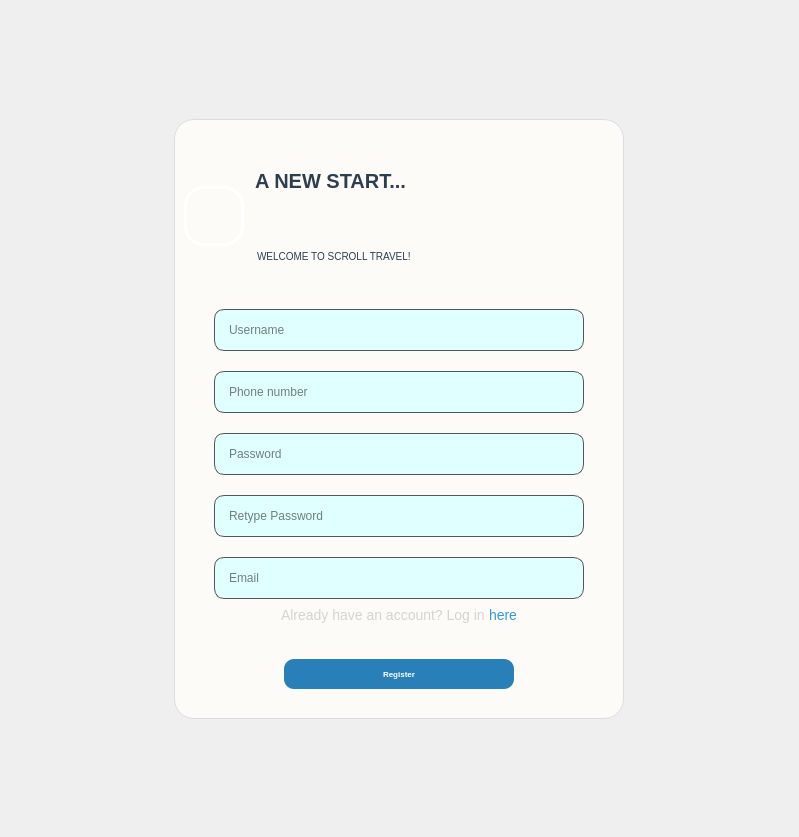
dhqkhanh2430/ScrollTravel-PROJECT, file MAIN PROJECT/BACKENDWORK/registerPage.ui: the form before one commit.
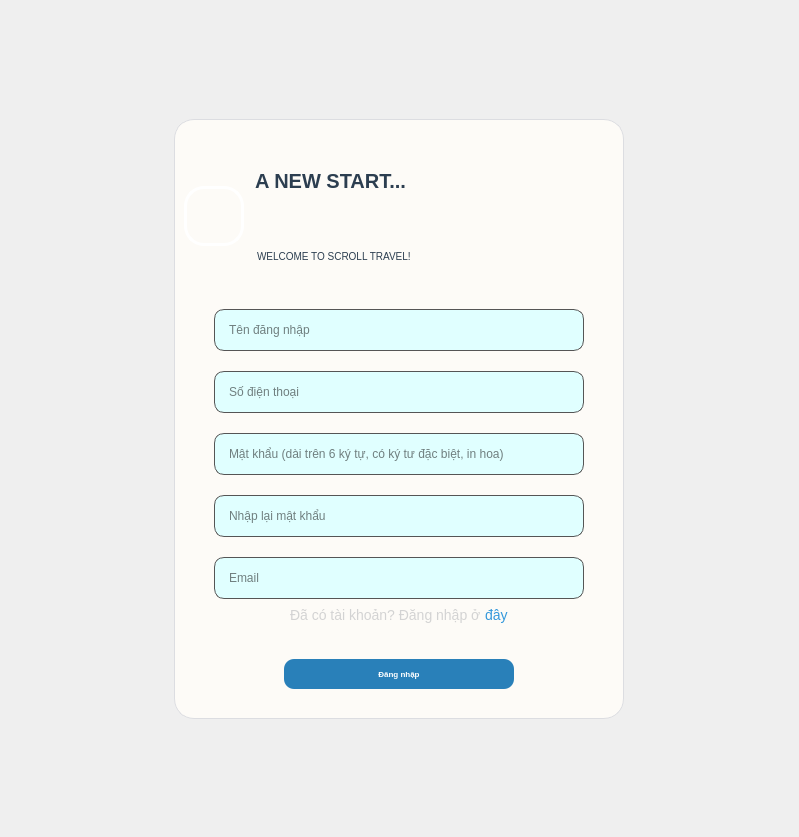
The form after the commit. Icons and pictures are not drawn.

Commit message:
CẬP NHẬT LỚN CHO REGISTER VÀ PROFILE
REGISTER:
+Mật khẩu phải mạnh (6 ký tự, có in hoa, có số)
+Số điện thoại phải đúng định dạng
+Email phải đúng định dạng
PROFILE:
+Thêm chức năng đỏi mật khẩu
+Mật khảu phải đúng định dạng

Và một vài thứ khác liên quan đến UI

Diff of the .ui file:
```diff
--- a/MAIN PROJECT/BACKENDWORK/registerPage.ui
+++ b/MAIN PROJECT/BACKENDWORK/registerPage.ui
@@ -190,7 +190,7 @@
             <set>Qt::AlignLeading|Qt::AlignLeft|Qt::AlignVCenter</set>
            </property>
            <property name="placeholderText">
-            <string notr="true">Username</string>
+            <string notr="true">Tên đăng nhập</string>
            </property>
           </widget>
          </item>
@@ -231,7 +231,7 @@
             <set>Qt::AlignLeading|Qt::AlignLeft|Qt::AlignVCenter</set>
            </property>
            <property name="placeholderText">
-            <string notr="true">Phone number</string>
+            <string notr="true">Số điện thoại</string>
            </property>
           </widget>
          </item>
@@ -272,7 +272,7 @@
             <set>Qt::AlignLeading|Qt::AlignLeft|Qt::AlignVCenter</set>
            </property>
            <property name="placeholderText">
-            <string notr="true">Password</string>
+            <string notr="true">Mật khẩu (dài trên 6 ký tự, có ký tư đặc biệt, in hoa)</string>
            </property>
           </widget>
          </item>
@@ -313,7 +313,7 @@
             <set>Qt::AlignLeading|Qt::AlignLeft|Qt::AlignVCenter</set>
            </property>
            <property name="placeholderText">
-            <string notr="true">Retype Password</string>
+            <string notr="true">Nhập lại mật khẩu</string>
            </property>
           </widget>
          </item>
@@ -392,7 +392,7 @@
 </string>
            </property>
            <property name="text">
-            <string>Already have an account? Log in</string>
+            <string>Đã có tài khoản? Đăng nhập ở</string>
            </property>
           </widget>
          </item>
@@ -420,7 +420,7 @@
 }</string>
            </property>
            <property name="text">
-            <string>here</string>
+            <string>đây</string>
            </property>
           </widget>
          </item>
@@ -491,7 +491,7 @@
 }</string>
            </property>
            <property name="text">
-            <string>Register</string>
+            <string>Đăng nhập</string>
            </property>
           </widget>
          </item>
```
The commit also changes 11 other files.
